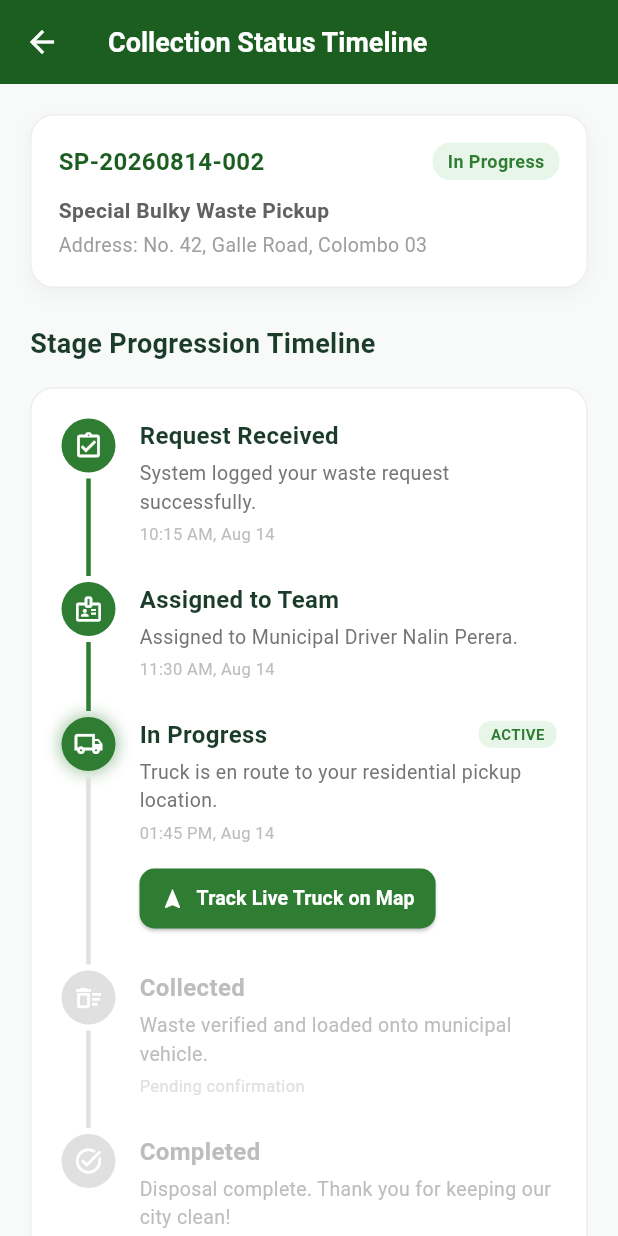
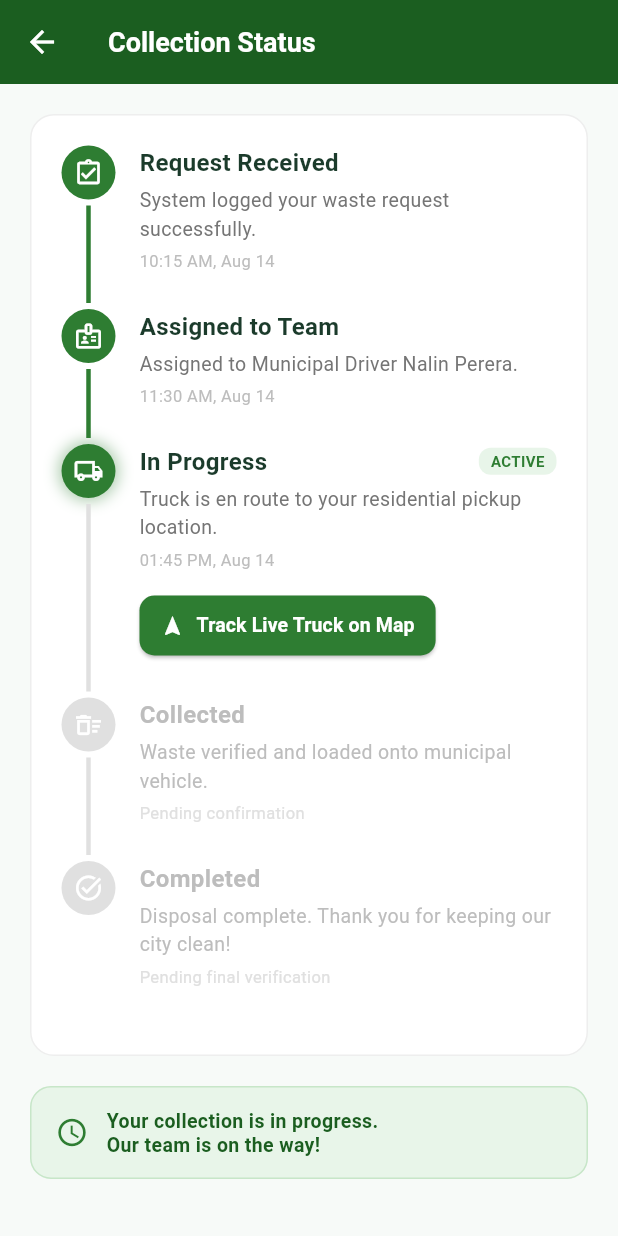
Before and after one commit to Santhusha1003/CleanCycle_MobileApp, a Flutter app: the screen it shows after launch, after a tap on "Status Timeline", on a phone screen of 412 x 824 dp. Run offline on Flutter 3.47's test engine with Material 3 defaults, Android fonts, the phone set to English and light mode, and no system bars; our stand-ins replace cloud_firestore, firebase_core, firebase_storage, flutter_map, image_picker, latlong2; accounts and stored records are empty; generated files the repository leaves out were written again.

Commit message:
update the screens

```diff
--- a/lib/main.dart
+++ b/lib/main.dart
@@ -1,13 +1,17 @@
 import 'package:flutter/material.dart';
 import 'package:firebase_core/firebase_core.dart';
+import 'firebase_options.dart';
 import 'screens/tracking_dashboard_screen.dart';
 
 void main() async {
   WidgetsFlutterBinding.ensureInitialized();
   try {
-    await Firebase.initializeApp();
-  } catch (_) {
-    // Graceful offline fallback
+    await Firebase.initializeApp(
+      options: DefaultFirebaseOptions.currentPlatform,
+    );
+    debugPrint('Firebase successfully connected to: ${DefaultFirebaseOptions.currentPlatform.projectId}');
+  } catch (e) {
+    debugPrint('Firebase initialization failed: $e');
   }
   runApp(const CleanCycleApp());
 }
--- a/lib/models/missed_report_model.dart
+++ b/lib/models/missed_report_model.dart
@@ -6,6 +6,7 @@ class MissedReportModel {
   final String collectionType;
   final DateTime scheduledDate;
   final String description;
+  final String address;
   final String? photoUrl;
   final String status;
   final DateTime reportedOn;
@@ -16,6 +17,7 @@ class MissedReportModel {
     required this.collectionType,
     required this.scheduledDate,
     required this.description,
+    this.address = '',
     this.photoUrl,
     this.status = 'Reported',
     required this.reportedOn,
@@ -28,6 +30,7 @@ class MissedReportModel {
       'collectionType': collectionType,
       'scheduledDate': Timestamp.fromDate(scheduledDate),
       'description': description,
+      'address': address,
       'photoUrl': photoUrl,
       'status': status,
       'reportedOn': Timestamp.fromDate(reportedOn),
@@ -47,6 +50,7 @@ class MissedReportModel {
       collectionType: map['collectionType'] ?? '',
       scheduledDate: parseDate(map['scheduledDate']),
       description: map['description'] ?? '',
+      address: map['address'] ?? '',
       photoUrl: map['photoUrl'],
       status: map['status'] ?? 'Reported',
       reportedOn: parseDate(map['reportedOn']),
@@ -64,6 +68,7 @@ class MissedReportModel {
     String? collectionType,
     DateTime? scheduledDate,
     String? description,
+    String? address,
     String? photoUrl,
     String? status,
     DateTime? reportedOn,
@@ -74,6 +79,7 @@ class MissedReportModel {
       collectionType: collectionType ?? this.collectionType,
       scheduledDate: scheduledDate ?? this.scheduledDate,
       description: description ?? this.description,
+      address: address ?? this.address,
       photoUrl: photoUrl ?? this.photoUrl,
       status: status ?? this.status,
       reportedOn: reportedOn ?? this.reportedOn,
--- a/lib/screens/collection_status_screen.dart
+++ b/lib/screens/collection_status_screen.dart
@@ -68,7 +68,7 @@ class _CollectionStatusScreenState extends State<CollectionStatusScreen> {
           ? null
           : AppBar(
               title: const Text(
-                'Collection Status Timeline',
+                'Collection Status',
                 style: TextStyle(fontWeight: FontWeight.bold, fontSize: 18),
               ),
               backgroundColor: const Color(0xFF1B5E20),
@@ -80,89 +80,40 @@ class _CollectionStatusScreenState extends State<CollectionStatusScreen> {
         child: Column(
           crossAxisAlignment: CrossAxisAlignment.start,
           children: [
-            _buildRequestHeaderCard(),
-            const SizedBox(height: 24),
-            const Text(
-              'Stage Progression Timeline',
-              style: TextStyle(
-                fontSize: 18,
-                fontWeight: FontWeight.bold,
-                color: Color(0xFF1B3B2B),
+            _buildTimelineCard(),
+            const SizedBox(height: 20),
+            // Progress banner matching Screen 3
+            Container(
+              padding: const EdgeInsets.symmetric(horizontal: 16, vertical: 14),
+              decoration: BoxDecoration(
+                color: const Color(0xFFE8F5E9),
+                borderRadius: BorderRadius.circular(14),
+                border: Border.all(color: const Color(0xFFA5D6A7).withValues(alpha: 0.5)),
+              ),
+              child: Row(
+                children: [
+                  const Icon(Icons.access_time, color: Color(0xFF2E7D32), size: 22),
+                  const SizedBox(width: 12),
+                  const Expanded(
+                    child: Text(
+                      'Your collection is in progress.\nOur team is on the way!',
+                      style: TextStyle(
+                        fontSize: 13,
+                        fontWeight: FontWeight.w600,
+                        color: Color(0xFF1B5E20),
+                        height: 1.25,
+                      ),
+                    ),
+                  ),
+                ],
               ),
             ),
-            const SizedBox(height: 16),
-            _buildTimelineCard(),
           ],
         ),
       ),
     );
   }
 
-  Widget _buildRequestHeaderCard() {
-    return Container(
-      width: double.infinity,
-      padding: const EdgeInsets.all(18),
-      decoration: BoxDecoration(
-        color: Colors.white,
-        borderRadius: BorderRadius.circular(16),
-        border: Border.all(color: Colors.grey.shade200),
-        boxShadow: [
-          BoxShadow(
-            color: Colors.black.withOpacity(0.04),
-            blurRadius: 10,
-            offset: const Offset(0, 4),
-          ),
-        ],
-      ),
-      child: Column(
-        crossAxisAlignment: CrossAxisAlignment.start,
-        children: [
-          Row(
-            mainAxisAlignment: MainAxisAlignment.spaceBetween,
-            children: [
-              Text(
-                widget.requestId,
-                style: const TextStyle(
-                  fontSize: 16,
-                  fontWeight: FontWeight.bold,
-                  color: Color(0xFF1B5E20),
-                ),
-              ),
-              Container(
-                padding: const EdgeInsets.symmetric(horizontal: 10, vertical: 4),
-                decoration: BoxDecoration(
-                  color: const Color(0xFFE8F5E9),
-                  borderRadius: BorderRadius.circular(12),
-                ),
-                child: Text(
-                  _stages[_currentStage]['title'],
-                  style: const TextStyle(
-                    fontSize: 12,
-                    fontWeight: FontWeight.bold,
-                    color: Color(0xFF2E7D32),
-                  ),
-                ),
-              ),
-            ],
-          ),
-          const SizedBox(height: 10),
-          Text(
-            'Special Bulky Waste Pickup',
-            style: TextStyle(
-              fontSize: 14,
-              color: Colors.grey.shade700,
-              fontWeight: FontWeight.w600,
-            ),
-          ),
-          const SizedBox(height: 4),
-          Text(
-            'Address: No. 42, Galle Road, Colombo 03',
-            style: TextStyle(fontSize: 13, color: Colors.grey.shade500),
-          ),
-        ],
-      ),
-    );
-  }
 
   Widget _buildTimelineCard() {
     return Container(
```
Also changed, not shown: lib/screens/live_tracking_screen.dart (+55 -83 lines).
